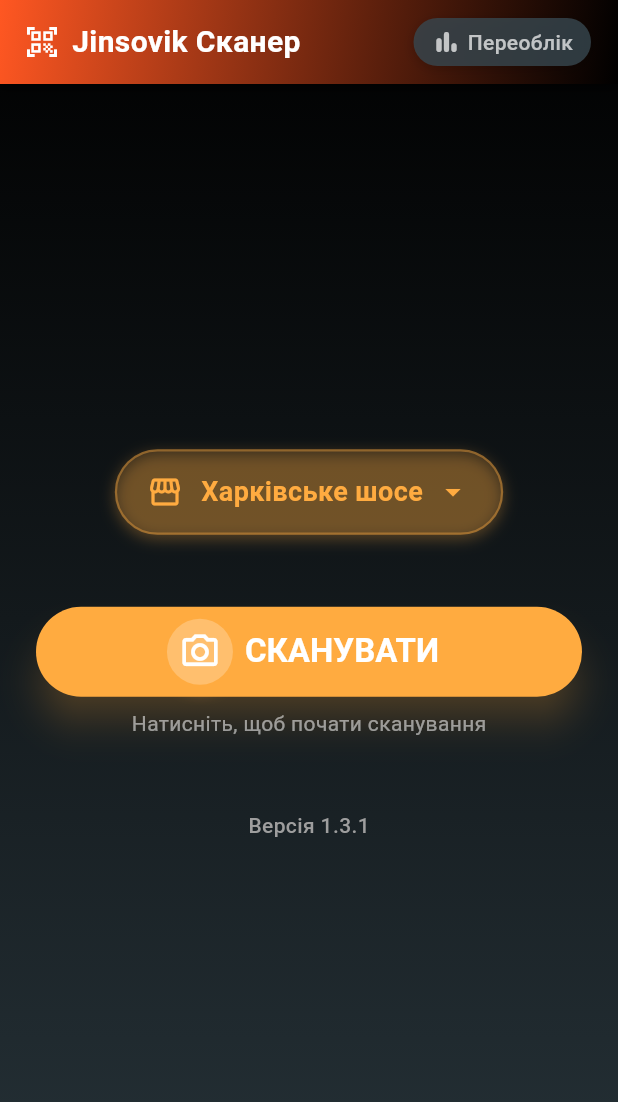
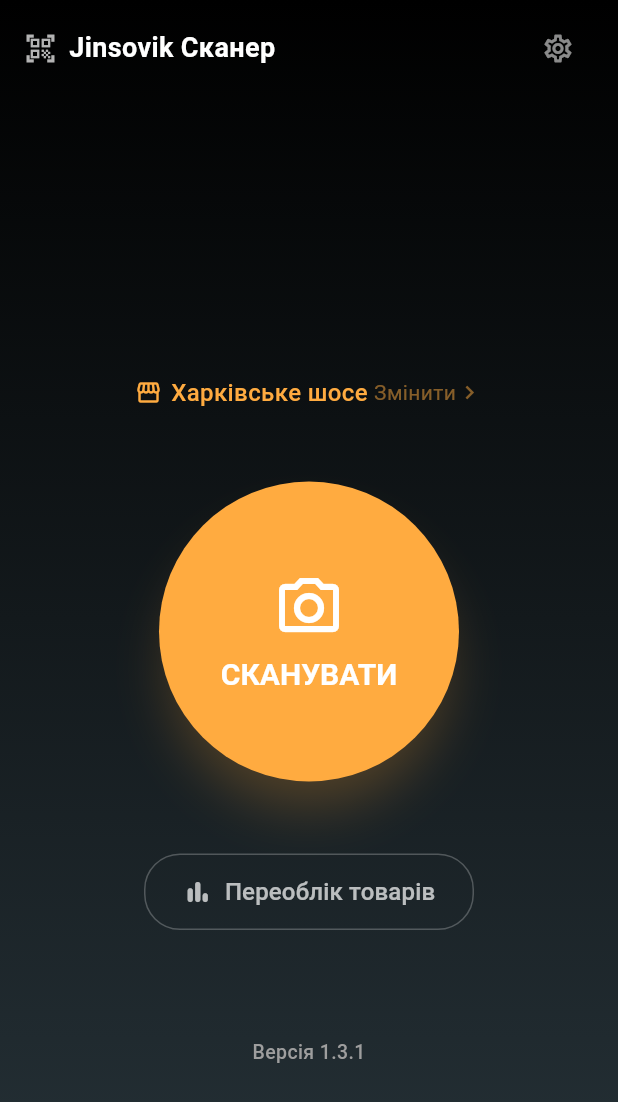
Before and after one commit to 1TaPXyH1/scanernew_testAdmin_jinsovik, a Flutter app: the screen it shows after launch, on a phone screen of 412 x 824 dp. Shown: the top 1102 px of the screen. Run offline on Flutter 3.47's test engine with Material 3 defaults, Android fonts, the phone set to English and light mode, and no system bars; our stand-ins replace connectivity_plus, flutter_secure_storage, package_info_plus, pdf, printing, vibration; missing offline and left inert: mobile_scanner; project files that could hold a hidden picture were left out.

Commit message:
redesign home screen: thin header, compact store picker, circular scan button, Переоблік as secondary button, fix back button

```diff
--- a/lib/screens/home.dart
+++ b/lib/screens/home.dart
@@ -72,10 +72,7 @@ class _HomeScreenState extends State<HomeScreen> {
   @override
   Widget build(BuildContext context) {
     return PopScope(
-      canPop: false,
-      child: Semantics(
-        label: 'Головний екран сканера',
-        button: true,
+      canPop: true,
       child: Scaffold(
         body: Container(
           decoration: BoxDecoration(
@@ -88,129 +85,61 @@ class _HomeScreenState extends State<HomeScreen> {
           child: SafeArea(
             child: Column(
               children: [
-                  Container(
-                    padding: const EdgeInsets.symmetric(horizontal: 16, vertical: 12),
-                    decoration: const BoxDecoration(
-                      gradient: LinearGradient(
-                        colors: [Colors.deepOrange, Colors.black87],
-                        begin: Alignment.topLeft,
-                        end: Alignment.bottomRight,
-                      ),
-                      boxShadow: [
-                        BoxShadow(
-                          color: Colors.black54,
-                          offset: Offset(0, 3),
-                          blurRadius: 5,
-                        ),
-                      ],
-                    ),
+                Padding(
+                  padding: const EdgeInsets.fromLTRB(16, 8, 16, 0),
                   child: Row(
                     children: [
-                        const Icon(Icons.qr_code_scanner, color: Colors.white),
+                      const Icon(Icons.qr_code_scanner, color: Colors.white70, size: 22),
                       const SizedBox(width: 8),
                       const Text(
                         'Jinsovik Сканер',
                         style: TextStyle(
                           color: Colors.white,
-                            fontSize: 20,
+                          fontSize: 18,
                           fontWeight: FontWeight.bold,
                         ),
                       ),
                       const Spacer(),
-                        Container(
-                          margin: const EdgeInsets.only(right: 2),
-                          child: Material(
-                            color: Colors.transparent,
-                            child: InkWell(
-                              borderRadius: BorderRadius.circular(20),
-                              onTap: () {
-                                Navigator.of(context).push(
-                                  MaterialPageRoute(
-                                    builder: (context) => const RecountMainScreen(),
-                                  ),
-                                );
-                              },
-                              child: Container(
-                                padding: const EdgeInsets.symmetric(horizontal: 12, vertical: 6),
-                                decoration: BoxDecoration(
-                                  color: Colors.blueGrey.shade800.withAlpha((0.8 * 255).round()),
-                                  borderRadius: BorderRadius.circular(20),
-                                  boxShadow: [
-                                    BoxShadow(
-                                      color: Colors.black.withAlpha((0.18 * 255).round()),
-                                      blurRadius: 6,
-                                      offset: const Offset(0, 2),
-                                    ),
-                                  ],
-                                ),
-                                child: const Row(
-                                  children: [
-                                    Icon(Icons.bar_chart_rounded, color: Colors.white70, size: 20),
-                                    SizedBox(width: 4),
-                                    Text(
-                                      'Переоблік',
-                                      style: TextStyle(
-                                        color: Colors.white70,
-                                        fontWeight: FontWeight.w500,
-                                        fontSize: 14,
-                                      ),
+                      IconButton(
+                        icon: const Icon(Icons.settings_outlined, color: Colors.white54, size: 22),
+                        onPressed: () {},
                       ),
                     ],
                   ),
                 ),
+                const Spacer(flex: 2),
+                GestureDetector(
+                  onTap: _showStorePicker,
+                  child: Row(
+                    mainAxisAlignment: MainAxisAlignment.center,
+                    children: [
+                      Icon(Icons.storefront, color: Colors.orangeAccent.shade200, size: 18),
+                      const SizedBox(width: 6),
+                      Text(
+                        selectedStore,
+                        style: TextStyle(
+                          color: Colors.orangeAccent.shade200,
+                          fontSize: 16,
+                          fontWeight: FontWeight.w500,
                         ),
                       ),
+                      const SizedBox(width: 4),
+                      Text(
+                        'Змінити',
+                        style: TextStyle(
+                          color: Colors.orangeAccent.shade200.withAlpha(128),
+                          fontSize: 14,
                         ),
+                      ),
+                      Icon(Icons.chevron_right, color: Colors.orangeAccent.shade200.withAlpha(128), size: 18),
                     ],
                   ),
                 ),
-                  Expanded(
-                    child: Center(
-                      child: SingleChildScrollView(
-                        padding: const EdgeInsets.symmetric(horizontal: 24),
-                        child: Column(
-                          mainAxisAlignment: MainAxisAlignment.center,
-                          children: [
-                            GestureDetector(
-                              onTap: _showStorePicker,
-                              child: Container(
-                                padding: const EdgeInsets.symmetric(vertical: 14, horizontal: 20),
-                                decoration: BoxDecoration(
-                                  color: Colors.orangeAccent.withAlpha((0.15 * 255).round()),
-                                  borderRadius: BorderRadius.circular(30),
-                                  border: Border.all(
-                                    color: Colors.orangeAccent.withAlpha((0.4 * 255).round()),
-                                    width: 1.5,
-                                  ),
-                                  boxShadow: [
-                                    BoxShadow(
-                                      color: Colors.orangeAccent.withAlpha((0.3 * 255).round()),
-                                      blurRadius: 8,
-                                      offset: const Offset(0, 3),
-                                    ),
-                                  ],
-                                ),
-                                child: Row(
-                                  mainAxisSize: MainAxisSize.min,
-                                  children: [
-                                    const Icon(Icons.storefront, color: Colors.orangeAccent),
-                                    const SizedBox(width: 12),
-                                    Text(
-                                      selectedStore,
-                                      style: const TextStyle(
-                                        color: Colors.orangeAccent,
-                                        fontSize: 18,
-                                        fontWeight: FontWeight.w600,
-                                      ),
-                                    ),
-                                    const SizedBox(width: 8),
-                                    const Icon(Icons.arrow_drop_down, color: Colors.orangeAccent),
-                                  ],
-                                ),
-                              ),
-                            ),
                 const SizedBox(height: 48),
-                            ElevatedButton.icon(
+                SizedBox(
+                  width: 200,
+                  height: 200,
+                  child: ElevatedButton(
                     onPressed: () {
                       Navigator.of(context).push(
                         PageRouteBuilder(
@@ -233,68 +162,71 @@ class _HomeScreenState extends State<HomeScreen> {
                         ),
                       );
                     },
-                              icon: Container(
-                                decoration: BoxDecoration(
-                                  shape: BoxShape.circle,
-                                  color: Colors.white24,
-                                  boxShadow: [
-                                    BoxShadow(
-                                      color: Colors.orangeAccent.withAlpha((0.6 * 255).round()),
-                                      blurRadius: 8,
-                                      offset: const Offset(0, 3),
+                    style: ElevatedButton.styleFrom(
+                      shape: const CircleBorder(),
+                      backgroundColor: Colors.orangeAccent,
+                      shadowColor: Colors.orangeAccent.withAlpha(128),
+                      elevation: 12,
                     ),
-                                  ],
-                                ),
-                                padding: const EdgeInsets.all(8),
-                                child: const Icon(Icons.camera_alt_outlined,
-                                    size: 28, color: Colors.white),
-                              ),
-                              label: const Padding(
-                                padding: EdgeInsets.symmetric(vertical: 14),
-                                child: Text(
+                    child: const Column(
+                      mainAxisAlignment: MainAxisAlignment.center,
+                      children: [
+                        Icon(Icons.camera_alt_outlined, size: 48, color: Colors.white),
+                        SizedBox(height: 8),
+                        Text(
                           'СКАНУВАТИ',
                           style: TextStyle(
-                                    fontSize: 22,
+                            fontSize: 20,
                             fontWeight: FontWeight.bold,
                             color: Colors.white,
                           ),
                         ),
-                              ),
-                              style: ElevatedButton.styleFrom(
-                                minimumSize: const Size(double.infinity, 60),
-                                shape: RoundedRectangleBorder(
-                                  borderRadius: BorderRadius.circular(30),
-                                ),
-                                elevation: 10,
-                                backgroundColor: Colors.orangeAccent,
-                                shadowColor: Colors.orangeAccent.withAlpha((0.5 * 255).round()),
+                      ],
                     ),
                   ),
-                            const SizedBox(height: 8),
-                            const Text(
-                              'Натисніть, щоб почати сканування',
+                ),
+                const SizedBox(height: 48),
+                SizedBox(
+                  width: 220,
+                  child: OutlinedButton.icon(
+                    onPressed: () {
+                      Navigator.of(context).push(
+                        MaterialPageRoute(
+                          builder: (context) => const RecountMainScreen(),
+                        ),
+                      );
+                    },
+                    icon: const Icon(Icons.bar_chart_rounded, size: 20, color: Colors.white70),
+                    label: const Text(
+                      'Переоблік товарів',
                       style: TextStyle(
-                                color: Colors.white54,
-                                fontSize: 14,
+                        color: Colors.white70,
+                        fontSize: 16,
+                        fontWeight: FontWeight.w500,
                       ),
                     ),
+                    style: OutlinedButton.styleFrom(
+                      side: const BorderSide(color: Colors.white24),
+                      shape: RoundedRectangleBorder(
+                        borderRadius: BorderRadius.circular(24),
+                      ),
+                      padding: const EdgeInsets.symmetric(vertical: 14, horizontal: 24),
+                    ),
+                  ),
+                ),
+                const SizedBox(height: 24),
                 const SizedBox(height: 48),
                 Text(
                   _appVersion,
                   style: const TextStyle(
-                                fontSize: 14,
+                    fontSize: 13,
                     color: Colors.grey,
                     fontWeight: FontWeight.w500,
                   ),
                 ),
-                            const SizedBox(height: 20),
+                const SizedBox(height: 16),
+                const Spacer(flex: 1),
               ],
-                        ),
-                      ),
-                    ),
-                  ),
-                ],
-              ),
             ),
           ),
         ),
```
Lines whose indentation alone changed are shown as unchanged.
